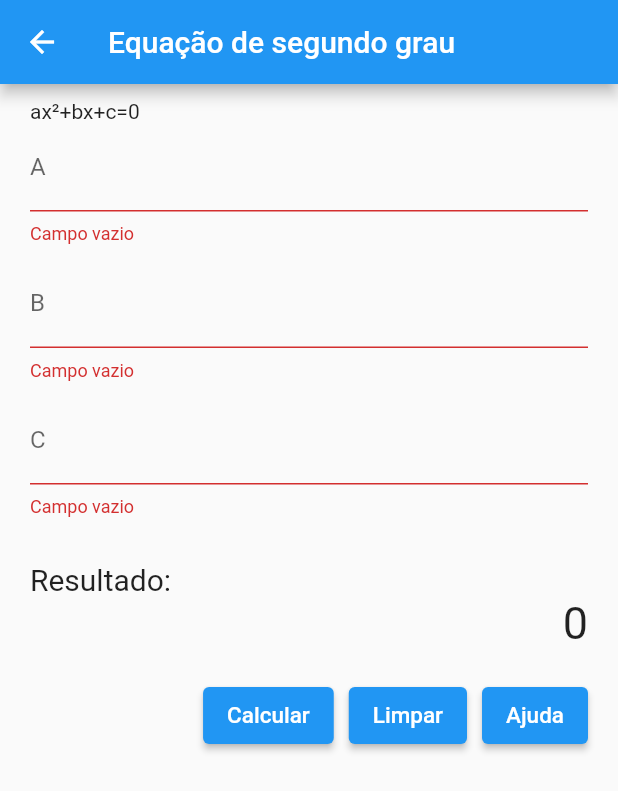
After one commit to otaviohenrique1/app_calculadora, a Flutter app: the EquacaoSegundoGrauPage screen opened directly, after a tap on "Calcular", on a phone screen of 412 x 824 dp. The commit adds this screen. Shown: the top 791 px of the screen. Run offline on Flutter 3.47's test engine with Material 2 defaults, Android fonts, the phone set to English and light mode, and no system bars.

Commit message:
Commit 11 dos arquivos

```diff
--- /dev/null
+++ b/lib/pages/equacao_segundo_grau/equacao_segundo_grau_page.dart
@@ -0,0 +1,146 @@
+import 'package:app_calculadora/shared/widgets/ajuda_widget.dart';
+import 'package:app_calculadora/shared/widgets/button_form_container_widget.dart';
+import 'package:app_calculadora/shared/widgets/input_widget.dart';
+import 'package:app_calculadora/shared/widgets/resultado_widget.dart';
+import 'package:app_calculadora/utils/calculadora.dart';
+import 'package:app_calculadora/utils/calculadora_ajuda.dart';
+import 'package:flutter/material.dart';
+
+class EquacaoSegundoGrauPage extends StatefulWidget {
+  @override
+  _EquacaoSegundoGrauPageState createState() => _EquacaoSegundoGrauPageState();
+}
+
+class _EquacaoSegundoGrauPageState extends State<EquacaoSegundoGrauPage> {
+  final _formKey = GlobalKey<FormState>();
+  Map<dynamic, dynamic> _formData = {};
+  // String _valor = '0';
+  List<Widget> _valor = [Text('0', style: TextStyle(fontSize: 30))];
+  String _campoVazio = "Campo vazio";
+  String _resultadoLabel = 'Resultado:';
+
+  @override
+  Widget build(BuildContext context) {
+    return Scaffold(
+      appBar: AppBar(
+        title: Text("Equação de segundo grau"),
+      ),
+      body: Form(
+        key: _formKey,
+        child: ListView(
+          padding: EdgeInsets.symmetric(vertical: 10, horizontal: 20),
+          children: [
+            Expanded(
+              child: Text("ax²+bx+c=0"),
+            ),
+            InputWidget(
+              labelCampo: 'A',
+              keyboardType: TextInputType.text,
+              mensagemCampoErro: _campoVazio,
+              onCallback: (value) {
+                _formData["campo_a"] = value;
+              },
+            ),
+            InputWidget(
+              labelCampo: 'B',
+              keyboardType: TextInputType.text,
+              mensagemCampoErro: _campoVazio,
+              onCallback: (value) {
+                _formData["campo_b"] = value;
+              },
+            ),
+            InputWidget(
+              labelCampo: 'C',
+              keyboardType: TextInputType.text,
+              mensagemCampoErro: _campoVazio,
+              onCallback: (value) {
+                _formData["campo_c"] = value;
+              },
+            ),
+            Padding(
+              padding: EdgeInsets.only(top: 20),
+              child: Column(
+                crossAxisAlignment: CrossAxisAlignment.start,
+                children: [
+                  Text(
+                    _resultadoLabel,
+                    style: TextStyle(
+                      fontSize: 20,
+                    ),
+                  ),
+                  Row(
+                    mainAxisAlignment: MainAxisAlignment.end,
+                    children: _valor,
+                  ),
+                ],
+              ),
+            ),
+            ButtonFormContainerWidget(
+              onCallbackSave: () {
+                _calcular();
+              },
+              onCallbackReset: () {
+                _resetForm();
+              },
+              onCallbackHelp: () {
+                _ajuda(context);
+              },
+            ),
+          ],
+        ),
+      ),
+    );
+  }
+
+  _calcular() {
+    if (_formKey.currentState!.validate()) {
+      _formKey.currentState!.save();
+
+      num campoA = Calculadora.stringParaNum(_formData['campo_a']);
+      num campoB = Calculadora.stringParaNum(_formData['campo_b']);
+      num campoC = Calculadora.stringParaNum(_formData['campo_c']);
+
+      Map<String, dynamic> calculo = EquacacaoCalculadora.equacao2Grau(
+        a: campoA,
+        b: campoB,
+        c: campoC,
+      );
+
+      setState(() {
+        // .forEach((key, value) => print('$key => $value'))
+        // calculo.forEach((key, value) {
+        //   _valor = '$key => $value';
+        // });
+        _valor = [];
+        calculo.forEach((key, value) {
+          _valor.add(Text('$key => $value', style: TextStyle(fontSize: 30)));
+        });
+      });
+    }
+  }
+
+  _ajuda(BuildContext context) {
+    List<String> mensagemAjuda = CalculadoraAjuda.teoremaDePitagorasAjuda();
+    showDialog(
+      builder: (context) => Ajuda(
+        conteudo: Column(
+          children: [
+            Text(mensagemAjuda[0]),
+            Text(mensagemAjuda[1]),
+            Text(mensagemAjuda[2]),
+            Text(mensagemAjuda[3]),
+          ],
+        ),
+      ),
+      context: context,
+    );
+  }
+
+  _resetForm() {
+    setState(() {
+      _valor = [];
+      _valor.add(Text('0', style: TextStyle(fontSize: 30)));
+    });
+    _formKey.currentState!.reset();
+  }
+}
--- a/lib/utils/calculadora.dart
+++ b/lib/utils/calculadora.dart
@@ -83,3 +83,35 @@ class TeoremaDePitagoras {
     return ['', 0];
   }
 }
+
+class EquacacaoCalculadora {
+  static Map<String, dynamic> equacao2Grau({
+    required num a,
+    required num b,
+    required num c,
+  }) {
+    num delta = pow(b, 2) - (4 * a * c);
+
+    if (delta < 0) {
+      /* Se Δ < 0, a equacao do segundo grau nao possui raizes reais; */
+      return {
+        "r": "nao possui raizes reais",
+      };
+    } else if (delta == 0) {
+      /* Se Δ = 0, a equacao do segundo grau possui uma raiz real; */
+      num x = (-b + 0) / (2 * a);
+      return {
+        "x": x,
+      };
+    } else if (delta > 0) {
+      /* Se Δ > 0, a equacao do segundo grau possui duas raizes reais. */
+      num x1 = (-b + sqrt(delta)) / (2 * a);
+      num x2 = (-b - sqrt(delta)) / (2 * a);
+      return {
+        "x1": x1,
+        "x2": x2,
+      };
+    }
+    return {"r": "Valor invalido"};
+  }
+}
```
